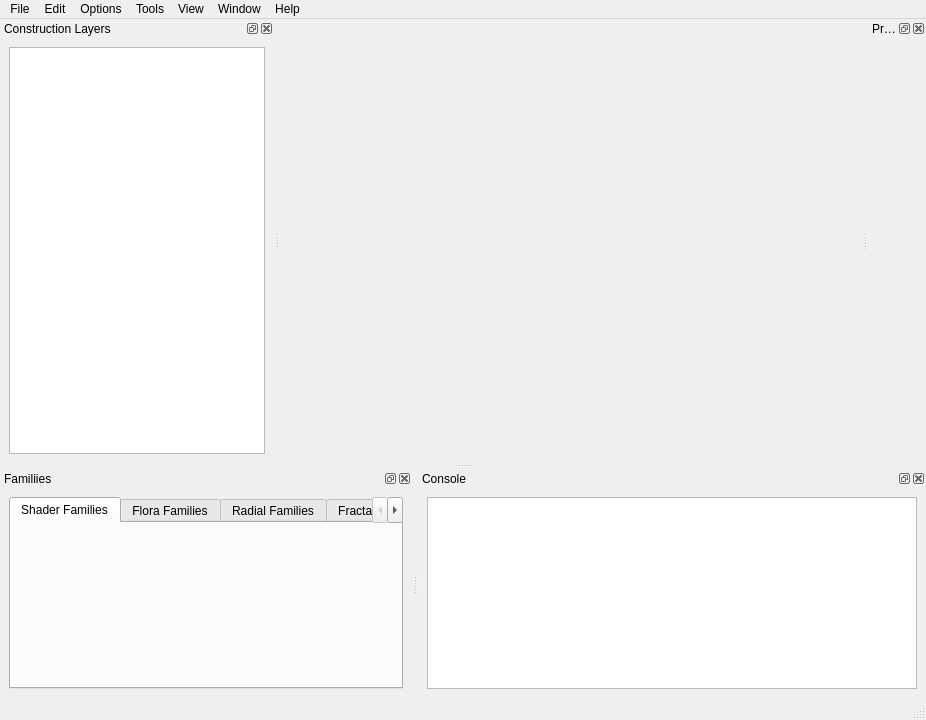
Old version of the form src/swged/terrain/terrain_editor.ui in the repository apathyboy/swganh.
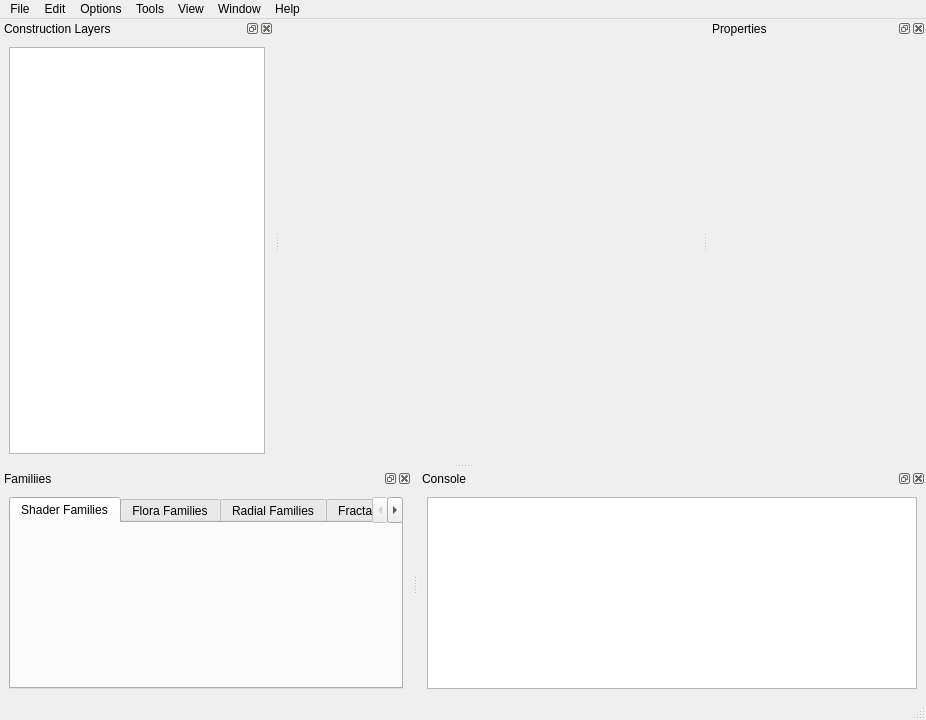
New version of the form.

What changed in the file:
```diff
--- a/src/swged/terrain/terrain_editor.ui
+++ b/src/swged/terrain/terrain_editor.ui
@@ -150,7 +150,21 @@
     <number>2</number>
    </attribute>
    <widget class="QWidget" name="contextPropertiesWidget">
-    <layout class="QVBoxLayout" name="verticalLayout_2"/>
+    <layout class="QVBoxLayout" name="verticalLayout_2">
+     <item>
+      <spacer name="horizontalSpacer">
+       <property name="orientation">
+        <enum>Qt::Horizontal</enum>
+       </property>
+       <property name="sizeHint" stdset="0">
+        <size>
+         <width>200</width>
+         <height>20</height>
+        </size>
+       </property>
+      </spacer>
+     </item>
+    </layout>
    </widget>
   </widget>
   <widget class="QDockWidget" name="console">
```
Left out of the diff: 2 changed lines with no effect on the pictures.
